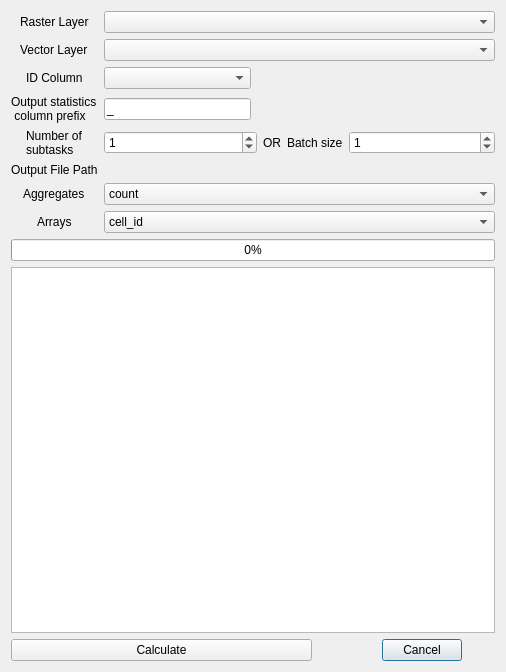
Above: zonal_exact_dialog_base.ui from JakubCha/exactextract_qgis before the change. Below: the same form after it.
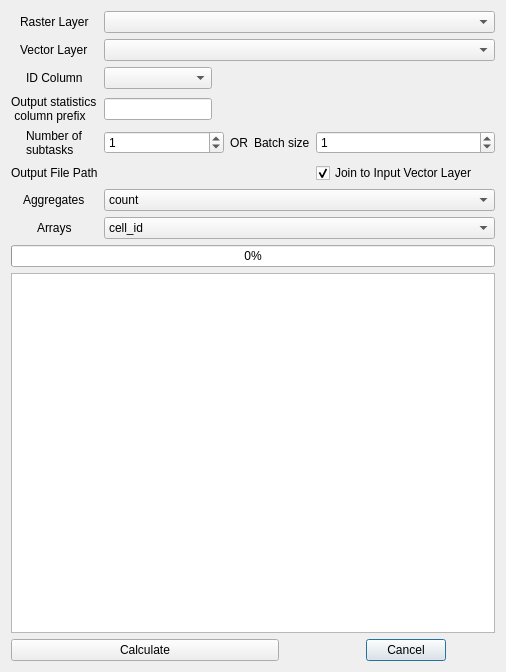
That is the form after the change. Custom widgets are drawn as their Qt base class.

Commit message: add option to join result to input

```diff
--- a/zonal_exact_dialog_base.ui
+++ b/zonal_exact_dialog_base.ui
@@ -19,21 +19,124 @@
      <property name="sizeConstraint">
       <enum>QLayout::SetMaximumSize</enum>
      </property>
-     <item row="3" column="1">
-      <widget class="QLineEdit" name="mPrefixEdit">
+     <item row="3" column="0" alignment="Qt::AlignHCenter">
+      <widget class="QLabel" name="label_10">
        <property name="text">
-        <string>_</string>
+        <string>Output statistics
+ column prefix</string>
        </property>
       </widget>
      </item>
-     <item row="4" column="6">
+     <item row="12" column="0" colspan="7">
+      <widget class="QPushButton" name="mCalculateButton">
+       <property name="text">
+        <string>Calculate</string>
+       </property>
+       <property name="checkable">
+        <bool>false</bool>
+       </property>
+       <property name="checked">
+        <bool>false</bool>
+       </property>
+       <property name="autoDefault">
+        <bool>false</bool>
+       </property>
+      </widget>
+     </item>
+     <item row="7" column="0" alignment="Qt::AlignHCenter">
+      <widget class="QLabel" name="label_6">
+       <property name="text">
+        <string>Arrays</string>
+       </property>
+      </widget>
+     </item>
+     <item row="6" column="0" alignment="Qt::AlignHCenter">
+      <widget class="QLabel" name="label_5">
+       <property name="text">
+        <string>Aggregates</string>
+       </property>
+      </widget>
+     </item>
+     <item row="4" column="5">
+      <widget class="QLabel" name="label_9">
+       <property name="text">
+        <string>OR</string>
+       </property>
+      </widget>
+     </item>
+     <item row="1" column="0" alignment="Qt::AlignHCenter">
+      <widget class="QLabel" name="label_2">
+       <property name="text">
+        <string>Vector Layer</string>
+       </property>
+      </widget>
+     </item>
+     <item row="2" column="0" alignment="Qt::AlignHCenter">
+      <widget class="QLabel" name="label_11">
+       <property name="text">
+        <string>ID Column</string>
+       </property>
+      </widget>
+     </item>
+     <item row="12" column="8">
+      <widget class="QDialogButtonBox" name="mButtonBox">
+       <property name="orientation">
+        <enum>Qt::Horizontal</enum>
+       </property>
+       <property name="standardButtons">
+        <set>QDialogButtonBox::Cancel</set>
+       </property>
+       <property name="centerButtons">
+        <bool>true</bool>
+       </property>
+      </widget>
+     </item>
+     <item row="8" column="0" colspan="9" alignment="Qt::AlignVCenter">
+      <widget class="QProgressBar" name="mProgressBar">
+       <property name="value">
+        <number>0</number>
+       </property>
+       <property name="textVisible">
+        <bool>true</bool>
+       </property>
+      </widget>
+     </item>
+     <item row="4" column="0" alignment="Qt::AlignHCenter">
+      <widget class="QLabel" name="label_3">
+       <property name="text">
+        <string>Number of 
+subtasks</string>
+       </property>
+      </widget>
+     </item>
+     <item row="4" column="6" colspan="2" alignment="Qt::AlignHCenter">
+      <widget class="QLabel" name="label_8">
+       <property name="text">
+        <string>Batch size</string>
+       </property>
+      </widget>
+     </item>
+     <item row="4" column="8">
       <widget class="QSpinBox" name="mSpinBox_2">
+       <property name="minimumSize">
+        <size>
+         <width>163</width>
+         <height>20</height>
+        </size>
+       </property>
        <property name="value">
         <number>1</number>
        </property>
       </widget>
      </item>
-     <item row="10" column="0" colspan="7">
+     <item row="0" column="0" alignment="Qt::AlignHCenter">
+      <widget class="QLabel" name="label">
+       <property name="text">
+        <string>Raster Layer</string>
+       </property>
+      </widget>
+     </item>
+     <item row="10" column="0" colspan="9">
       <widget class="QPlainTextEdit" name="mPlainText">
        <property name="readOnly">
         <bool>true</bool>
@@ -43,21 +146,24 @@
        </property>
       </widget>
      </item>
-     <item row="6" column="0" alignment="Qt::AlignHCenter">
-      <widget class="QLabel" name="label_5">
+     <item row="5" column="0" alignment="Qt::AlignHCenter">
+      <widget class="QLabel" name="label_4">
        <property name="text">
-        <string>Aggregates</string>
+        <string>Output File Path</string>
        </property>
       </widget>
      </item>
-     <item row="7" column="0" alignment="Qt::AlignHCenter">
-      <widget class="QLabel" name="label_6">
+     <item row="5" column="8">
+      <widget class="QCheckBox" name="mJoinCheckBox">
        <property name="text">
-        <string>Arrays</string>
+        <string>Join to Input Vector Layer</string>
        </property>
+       <property name="checked">
+        <bool>true</bool>
+       </property>
       </widget>
      </item>
-     <item row="5" column="1" colspan="6">
+     <item row="5" column="1" colspan="7">
       <widget class="QgsFileWidget" name="mQgsOutputFileWidget">
        <property name="fileWidgetButtonVisible">
         <bool>true</bool>
@@ -76,10 +182,7 @@
        </property>
       </widget>
      </item>
-     <item row="0" column="1" colspan="6">
-      <widget class="QgsMapLayerComboBox" name="mRasterLayerComboBox"/>
-     </item>
-     <item row="6" column="1" colspan="6">
+     <item row="6" column="1" colspan="8">
       <widget class="QgsCheckableComboBox" name="mAggregatesComboBox">
        <property name="acceptDrops">
         <bool>false</bool>
@@ -200,37 +303,7 @@
        </item>
       </widget>
      </item>
-     <item row="12" column="0" colspan="5">
-      <widget class="QPushButton" name="mCalculateButton">
-       <property name="text">
-        <string>Calculate</string>
-       </property>
-       <property name="checkable">
-        <bool>false</bool>
-       </property>
-       <property name="checked">
-        <bool>false</bool>
-       </property>
-       <property name="autoDefault">
-        <bool>false</bool>
-       </property>
-      </widget>
-     </item>
-     <item row="4" column="3">
-      <widget class="QLabel" name="label_9">
-       <property name="text">
-        <string>OR</string>
-       </property>
-      </widget>
-     </item>
-     <item row="4" column="1" colspan="2">
-      <widget class="QSpinBox" name="mSpinBox">
-       <property name="value">
-        <number>1</number>
-       </property>
-      </widget>
-     </item>
-     <item row="7" column="1" colspan="6">
+     <item row="7" column="1" colspan="8">
       <widget class="QgsCheckableComboBox" name="mArraysComboBox">
        <property name="toolTip">
         <string>Select statistics that output multiple values (array)</string>
@@ -267,85 +340,28 @@
        </item>
       </widget>
      </item>
-     <item row="3" column="0" alignment="Qt::AlignHCenter">
-      <widget class="QLabel" name="label_10">
-       <property name="text">
-        <string>Output statistics
- column prefix</string>
+     <item row="4" column="1" colspan="4">
+      <widget class="QSpinBox" name="mSpinBox">
+       <property name="value">
+        <number>1</number>
        </property>
       </widget>
      </item>
-     <item row="4" column="4" colspan="2" alignment="Qt::AlignHCenter">
-      <widget class="QLabel" name="label_8">
+     <item row="3" column="1" colspan="3">
+      <widget class="QLineEdit" name="mPrefixEdit">
        <property name="text">
-        <string>Batch size</string>
+        <string/>
        </property>
       </widget>
      </item>
-     <item row="1" column="1" colspan="6">
-      <widget class="QgsMapLayerComboBox" name="mVectorLayerComboBox"/>
-     </item>
-     <item row="2" column="1">
+     <item row="2" column="1" colspan="3">
       <widget class="QgsFieldComboBox" name="mFieldComboBox"/>
      </item>
-     <item row="4" column="0" alignment="Qt::AlignHCenter">
-      <widget class="QLabel" name="label_3">
-       <property name="text">
-        <string>Number of 
-subtasks</string>
-       </property>
-      </widget>
+     <item row="1" column="1" colspan="8">
+      <widget class="QgsMapLayerComboBox" name="mVectorLayerComboBox"/>
      </item>
-     <item row="2" column="0" alignment="Qt::AlignHCenter">
-      <widget class="QLabel" name="label_11">
-       <property name="text">
-        <string>ID Column</string>
-       </property>
-      </widget>
-     </item>
-     <item row="5" column="0" alignment="Qt::AlignHCenter">
-      <widget class="QLabel" name="label_4">
-       <property name="text">
-        <string>Output File Path</string>
-       </property>
-      </widget>
-     </item>
-     <item row="12" column="6">
-      <widget class="QDialogButtonBox" name="mButtonBox">
-       <property name="orientation">
-        <enum>Qt::Horizontal</enum>
-       </property>
-       <property name="standardButtons">
-        <set>QDialogButtonBox::Cancel</set>
-       </property>
-       <property name="centerButtons">
-        <bool>true</bool>
-       </property>
-      </widget>
-     </item>
-     <item row="1" column="0" alignment="Qt::AlignHCenter">
-      <widget class="QLabel" name="label_2">
-       <property name="text">
-        <string>Vector Layer</string>
-       </property>
-      </widget>
-     </item>
-     <item row="0" column="0" alignment="Qt::AlignHCenter">
-      <widget class="QLabel" name="label">
-       <property name="text">
-        <string>Raster Layer</string>
-       </property>
-      </widget>
-     </item>
-     <item row="8" column="0" colspan="7" alignment="Qt::AlignVCenter">
-      <widget class="QProgressBar" name="mProgressBar">
-       <property name="value">
-        <number>0</number>
-       </property>
-       <property name="textVisible">
-        <bool>true</bool>
-       </property>
-      </widget>
+     <item row="0" column="1" colspan="8">
+      <widget class="QgsMapLayerComboBox" name="mRasterLayerComboBox"/>
      </item>
     </layout>
    </item>
```
The commit also changes 2 other files.
